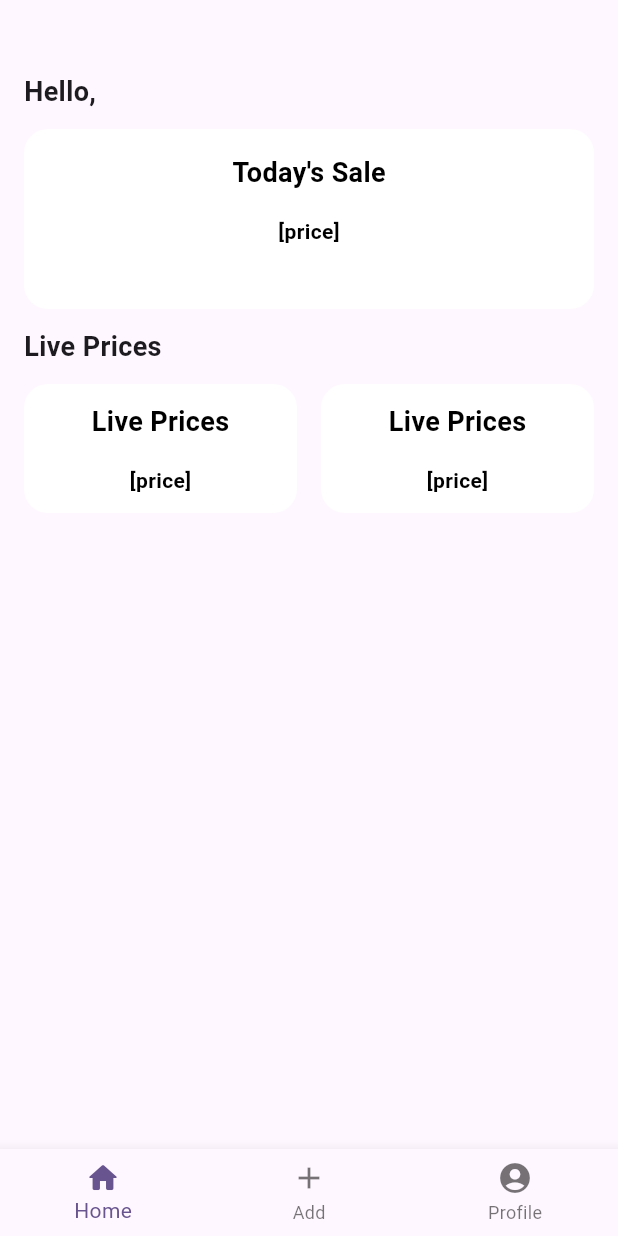
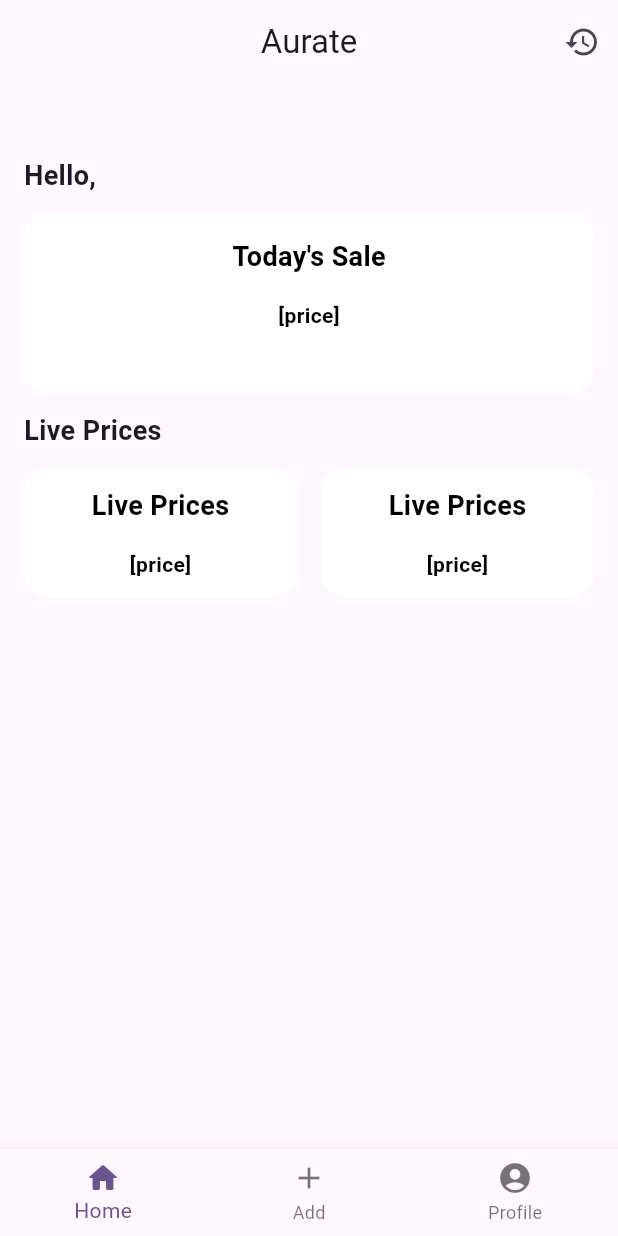
Before and after one commit to shafinmurani/aurate, a Flutter app: the screen it shows once a user with an empty profile is signed in, on a phone screen of 412 x 824 dp. Run offline on Flutter 3.47's test engine with Material 3 defaults, Android fonts, the phone set to English and light mode, and no system bars; our stand-ins replace firebase_auth, firebase_core, google_sign_in; accounts and stored records are empty.

Commit message:
made changes to homescreen working on history

```diff
--- a/lib/modules/home/home_exports.dart
+++ b/lib/modules/home/home_exports.dart
@@ -1,4 +1,5 @@
 export 'pages/homescreen.dart';
+export 'pages/history.dart';
 export 'widgets/todays_sale.dart';
 export 'widgets/liveprices.dart';
 export 'services/navigation_wrapper.dart';
--- a/lib/modules/home/pages/homescreen.dart
+++ b/lib/modules/home/pages/homescreen.dart
@@ -12,7 +12,15 @@
 class _HomescreenState extends State<Homescreen> {
   @override
   Widget build(BuildContext context) {
-    return Padding(
+    return Scaffold(
+      appBar: AppBar(
+        title: const Text('Aurate'),
+        centerTitle: true,
+        actions: [
+          IconButton(icon: const Icon(Icons.history), onPressed: () {}),
+        ],
+      ),
+      body: Padding(
         padding: const EdgeInsets.all(16.0),
         child: Column(
           crossAxisAlignment: CrossAxisAlignment.start,
@@ -48,6 +56,7 @@
             //TODO:graph here
           ],
         ),
+      ),
     );
   }
 }
```
Also changed, not shown: lib/modules/home/pages/history.dart (added, +15 -0 lines). Lines whose indentation alone changed are shown as unchanged.
